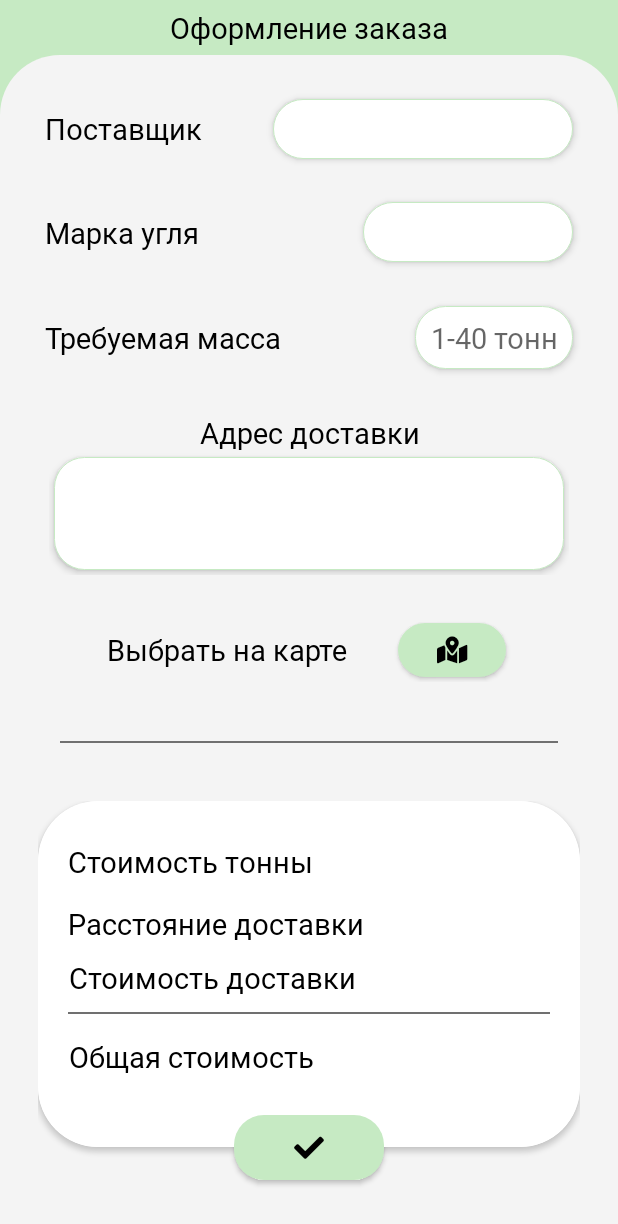
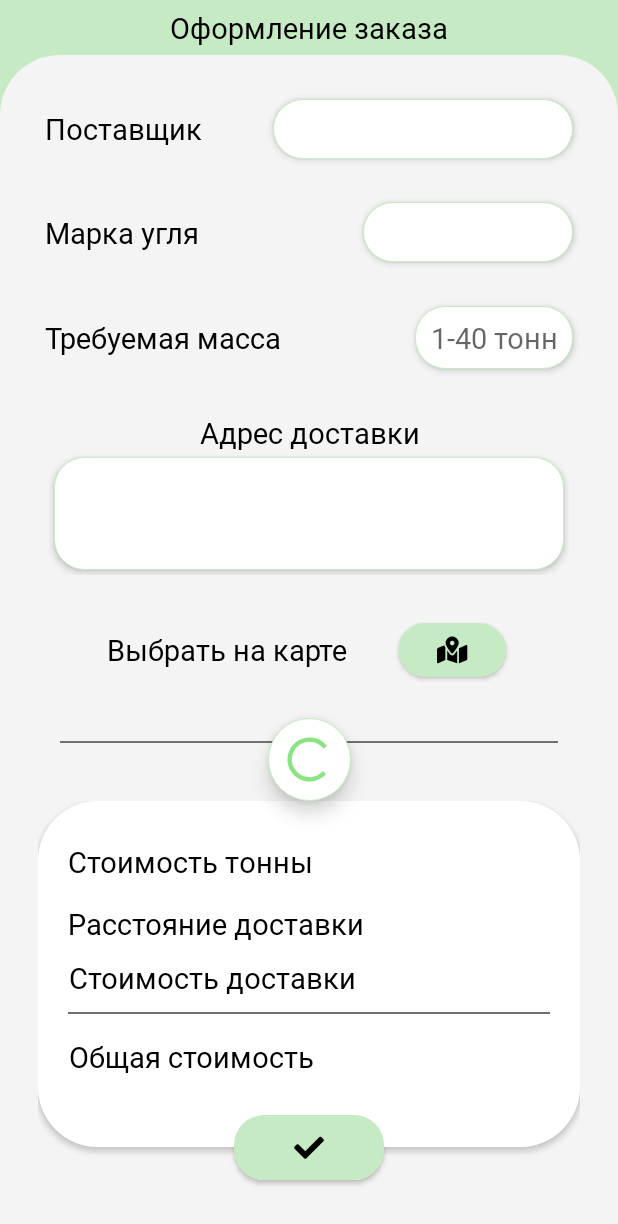
Before and after one commit to Tuhtarov/Ugolek, an Android app: the layout activity_main.xml on its own in the app's theme, with its tools: preview values and no code run, on a phone screen of 412 x 824 dp. Shown: the top 1224 px of the screen. Run offline under Robolectric (Android 15) with nearby library versions, the phone set to English and light mode, and no system bars.

Commit message:
Ugolek 2.1.3 | Progress Bar on RXjava Main & Maps act.

```diff
--- /dev/null
+++ b/app/src/main/res/drawable/progress_bar_background.xml
@@ -0,0 +1,7 @@
+<?xml version="1.0" encoding="utf-8"?>
+<shape xmlns:android="http://schemas.android.com/apk/res/android">
+    <solid android:color="?colorPrimaryVariant" />
+    <corners android:radius="100dp" />
+    <stroke android:width="0.5dp"
+        android:color="?colorSecondary" />
+</shape>
--- a/app/src/main/res/layout/activity_main.xml
+++ b/app/src/main/res/layout/activity_main.xml
@@ -31,14 +31,14 @@
         <androidx.appcompat.widget.AppCompatTextView
             android:id="@+id/field_provider"
             style="@style/textFieldStyle"
-            android:textColor="?colorOnSecondary"
             android:layout_width="200dp"
             android:layout_height="40dp"
-            android:textAlignment="center"
             android:background="@drawable/field_background"
             android:elevation="1dp"
+            android:focusable="false"
+            android:textAlignment="center"
+            android:textColor="?colorOnSecondary"
             android:translationZ="2dp"
-            android:focusable="false"
             app:layout_constraintBottom_toTopOf="@+id/field_markCoal"
             app:layout_constraintEnd_toStartOf="@id/guidelineEnd"
             app:layout_constraintTop_toTopOf="parent" />
@@ -61,10 +61,10 @@
             android:layout_height="40dp"
             android:background="@drawable/field_background"
             android:elevation="1dp"
+            android:focusable="false"
+            android:textAlignment="center"
+            android:textColor="?colorOnSecondary"
             android:translationZ="2dp"
-            android:textColor="?colorOnSecondary"
-            android:textAlignment="center"
-            android:focusable="false"
             app:layout_constraintBottom_toTopOf="@id/field_requiredMass"
             app:layout_constraintEnd_toStartOf="@id/guidelineEnd"
             app:layout_constraintTop_toBottomOf="@id/field_provider" />
@@ -82,15 +82,15 @@
         <EditText
             android:id="@+id/field_requiredMass"
             style="@style/textFieldStyle"
-            android:textSize="19sp"
             android:layout_width="105dp"
             android:layout_height="42dp"
             android:background="@drawable/field_background"
             android:elevation="1dp"
             android:hint="@string/_1_40"
+            android:inputType="number"
             android:textAlignment="center"
+            android:textSize="19sp"
             android:translationZ="2dp"
-            android:inputType="number"
             app:layout_constraintBottom_toTopOf="@id/container_addressDelivery"
             app:layout_constraintEnd_toStartOf="@+id/guidelineEnd"
             app:layout_constraintTop_toBottomOf="@id/field_markCoal" />
@@ -120,16 +120,16 @@
                 style="@style/textFieldStyle"
                 android:layout_width="match_parent"
                 android:layout_height="75dp"
+                android:layout_margin="3dp"
                 android:layout_marginTop="2dp"
-                android:padding="10dp"
-                android:textSize="18sp"
                 android:background="@drawable/field_background"
                 android:elevation="1dp"
-                android:layout_margin="3dp"
+                android:focusable="false"
                 android:maxLines="4"
-                android:focusable="false"
+                android:padding="10dp"
+                android:textAlignment="center"
                 android:textColor="?colorOnSecondary"
-                android:textAlignment="center"
+                android:textSize="18sp"
                 android:translationZ="2dp" />
         </LinearLayout>
 
@@ -157,14 +157,14 @@
                 android:id="@+id/btn_chooseOnMap"
                 android:layout_width="72dp"
                 android:layout_height="36dp"
-                android:textColor="?md_color_button_text"
+                android:layout_margin="3dp"
                 android:background="@drawable/btn_background"
                 android:elevation="3dp"
-                android:layout_margin="3dp"
-                android:translationZ="4dp"
                 android:fontFamily="@font/txt_solid"
+                android:text=""
+                android:textColor="?md_color_button_text"
                 android:textSize="18sp"
-                android:text="" />
+                android:translationZ="4dp" />
         </LinearLayout>
 
         <!--    Линия, разделяющая UIX   -->
@@ -190,7 +190,8 @@
             app:layout_constraintBottom_toBottomOf="parent"
             app:layout_constraintEnd_toEndOf="parent"
             app:layout_constraintStart_toStartOf="parent"
-            app:layout_constraintTop_toBottomOf="@+id/linear_uix">
+            app:layout_constraintTop_toBottomOf="@+id/linear_uix"
+            tools:viewBindingIgnore="true">
 
             <com.google.android.material.card.MaterialCardView
                 android:id="@+id/card_info"
@@ -198,18 +199,19 @@
                 android:layout_height="match_parent"
                 android:layout_marginBottom="30dp"
                 app:cardCornerRadius="40dp"
-                app:cardElevation="2dp">
-<!--                app:layout_constraintBottom_toBottomOf="parent"-->
-<!--                app:layout_constraintEnd_toStartOf="@id/guidelineEnd"-->
-<!--                app:layout_constraintStart_toEndOf="@id/guidelineStart"-->
-<!--                app:layout_constraintTop_toBottomOf="@+id/linear_uix"-->
-<!--                >-->
+                app:cardElevation="2dp"
+                tools:viewBindingIgnore="true">
+                <!--                app:layout_constraintBottom_toBottomOf="parent"-->
+                <!--                app:layout_constraintEnd_toStartOf="@id/guidelineEnd"-->
+                <!--                app:layout_constraintStart_toEndOf="@id/guidelineStart"-->
+                <!--                app:layout_constraintTop_toBottomOf="@+id/linear_uix"-->
+                <!--                >-->
 
                 <androidx.constraintlayout.widget.ConstraintLayout
                     android:layout_width="match_parent"
                     android:layout_height="wrap_content"
-                    android:background="?colorPrimaryVariant"
-                    android:layout_gravity="center">
+                    android:layout_gravity="center"
+                    android:background="?colorPrimaryVariant">
 
                     <!--    область стоимости тонны    -->
                     <TextView
@@ -221,13 +223,15 @@
                         android:text="@string/priceCoal"
                         app:layout_constraintBottom_toTopOf="@id/text_distance"
                         app:layout_constraintStart_toStartOf="parent"
-                        app:layout_constraintTop_toTopOf="parent" />
+                        app:layout_constraintTop_toTopOf="parent"
+                        tools:viewBindingIgnore="true"/>
+
                     <TextView
                         android:id="@+id/field_priceCoal"
                         style="@style/textStyle"
+                        android:layout_marginEnd="20dp"
                         app:layout_constraintBottom_toBottomOf="@id/text_priceCoal"
                         app:layout_constraintEnd_toEndOf="parent"
-                        android:layout_marginEnd="20dp"
                         app:layout_constraintTop_toTopOf="@id/text_priceCoal" />
 
                     <!--    область расстояния доставки    -->
@@ -239,13 +243,15 @@
                         android:text="@string/distance"
                         app:layout_constraintBottom_toTopOf="@+id/text_delivery"
                         app:layout_constraintStart_toStartOf="parent"
-                        app:layout_constraintTop_toBottomOf="@id/text_priceCoal" />
+                        app:layout_constraintTop_toBottomOf="@id/text_priceCoal"
+                        tools:viewBindingIgnore="true"/>
+
                     <TextView
                         android:id="@+id/field_distance"
                         style="@style/textStyle"
+                        android:layout_marginEnd="20dp"
                         app:layout_constraintBottom_toBottomOf="@id/text_distance"
                         app:layout_constraintEnd_toEndOf="parent"
-                        android:layout_marginEnd="20dp"
                         app:layout_constraintTop_toTopOf="@id/text_distance" />
 
                     <!--    область стоимости доставки    -->
@@ -258,13 +264,15 @@
                         android:text="@string/priceDelivery"
                         app:layout_constraintBottom_toTopOf="@id/divider_price"
                         app:layout_constraintStart_toStartOf="parent"
-                        app:layout_constraintTop_toBottomOf="@id/text_distance" />
+                        app:layout_constraintTop_toBottomOf="@id/text_distance"
+                        tools:viewBindingIgnore="true"/>
+
                     <TextView
                         android:id="@+id/field_delivery"
                         style="@style/textStyle"
+                        android:layout_marginEnd="20dp"
                         app:layout_constraintBottom_toBottomOf="@id/text_delivery"
                         app:layout_constraintEnd_toEndOf="parent"
-                        android:layout_marginEnd="20dp"
                         app:layout_constraintTop_toTopOf="@id/text_delivery" />
 
                     <!--    Линия, разделяющая стоимость доставки и общую стоимость    -->
@@ -277,7 +285,8 @@
                         app:layout_constraintBottom_toTopOf="@id/text_allPrice"
                         app:layout_constraintEnd_toEndOf="parent"
                         app:layout_constraintStart_toStartOf="parent"
-                        app:layout_constraintTop_toBottomOf="@+id/text_delivery" />
+                        app:layout_constraintTop_toBottomOf="@+id/text_delivery"
+                        tools:viewBindingIgnore="true"/>
 
                     <!--    Область общей стоимости    -->
                     <TextView
@@ -289,7 +298,9 @@
                         android:text="@string/commonPrice"
                         app:layout_constraintBottom_toBottomOf="parent"
                         app:layout_constraintStart_toStartOf="parent"
-                        app:layout_constraintTop_toBottomOf="@id/divider_price" />
+                        app:layout_constraintTop_toBottomOf="@id/divider_price"
+                        tools:viewBindingIgnore="true"/>
+
                     <TextView
                         android:id="@+id/field_allPrice"
                         style="@style/textStyle"
@@ -308,19 +319,37 @@
                 android:layout_height="43dp"
                 android:background="@drawable/btn_background"
                 android:elevation="3dp"
+                android:fontFamily="@font/txt_solid"
                 android:text="@string/symbol_check"
                 android:textColor="?md_color_button_text"
                 android:textSize="20sp"
-                android:fontFamily="@font/txt_solid"
                 app:layout_anchor="@+id/card_info"
                 app:layout_anchorGravity="bottom|center"
                 app:layout_constraintEnd_toEndOf="@id/card_info"
                 app:layout_constraintStart_toStartOf="@id/card_info"
                 app:layout_constraintTop_toBottomOf="@+id/card_info" />
-
         </androidx.coordinatorlayout.widget.CoordinatorLayout>
 
+        <LinearLayout
+            android:id="@+id/progress_main_container"
+            android:layout_width="wrap_content"
+            android:layout_height="wrap_content"
+            android:background="@drawable/progress_bar_background"
+            android:elevation="8dp"
+            android:orientation="vertical"
+            app:layout_constraintStart_toStartOf="@id/cord_info"
+            app:layout_constraintEnd_toEndOf="@id/cord_info"
+            app:layout_constraintBottom_toTopOf="@id/cord_info">
 
+            <ProgressBar
+                android:id="@+id/progressBarMain"
+                style="?android:attr/progressBarStyle"
+                android:layout_width="35dp"
+                android:layout_height="35dp"
+                android:layout_margin="10dp"
+                android:elevation="8dp" />
+
+        </LinearLayout>
 
         <!--    вертикальные ГайдЛайны  -->
         <androidx.constraintlayout.widget.Guideline
--- a/app/src/main/res/values/themes.xml
+++ b/app/src/main/res/values/themes.xml
@@ -30,6 +30,5 @@
         <item name="colorButtonNormal">@color/colorBtnNormalLight</item>
         <!--        Для фона диалоговых окон-->
         <item name="colorControlNormal">@color/colorOnPrimaryGray</item>
-
     </style>
 </resources>
```
Also changed, not shown: app/src/main/java/com/example/myapplication/MainActivity.kt (+47 -29 lines), app/src/main/java/com/example/myapplication/MapsActivity.kt (+14 -0 lines), app/src/main/java/com/example/myapplication/common/management/progressBar/ProgressBarManage.kt (added, +16 -0 lines), app/src/main/res/layout/activity_maps.xml (+23 -0 lines), app/src/main/res/layout/custom_toast.xml (added, +17 -0 lines).
